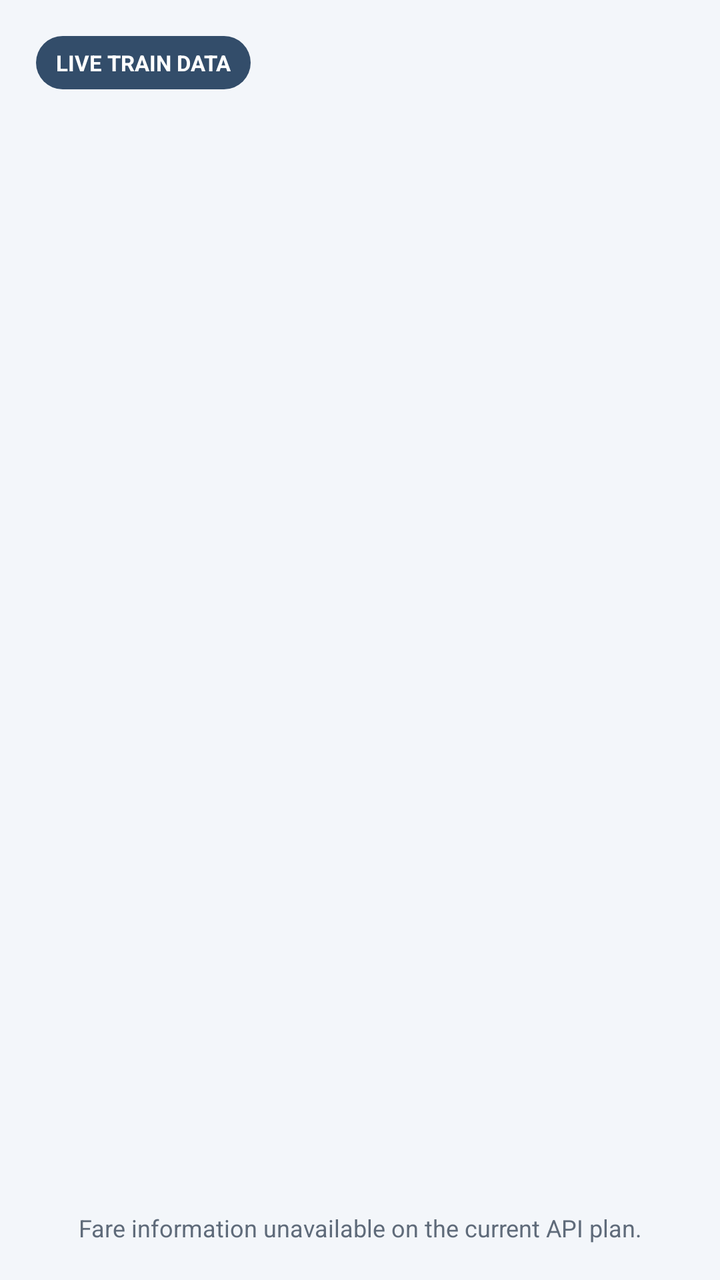
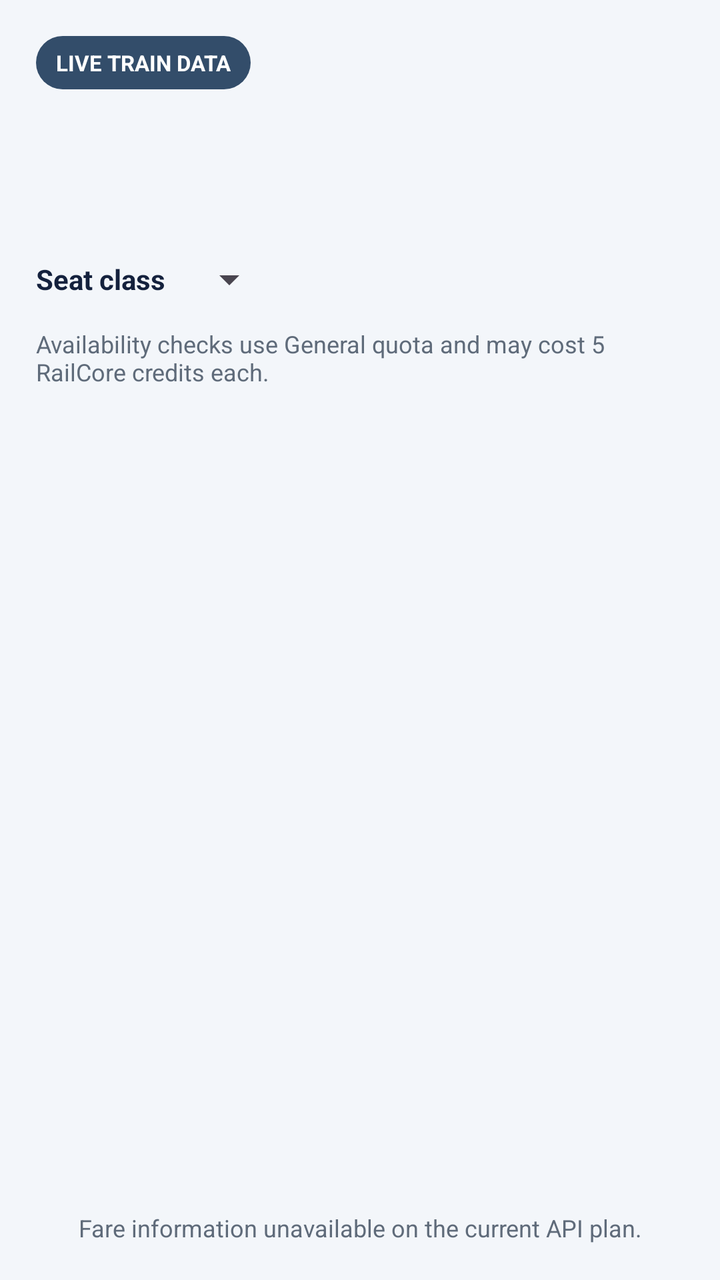

Two renders of the same Android screen: before a commit and after it. Below are the layout's source before the change and the commit's diff.
<!-- AndroidManifest.xml: application theme Theme.MyApplication -->
<!-- res/layout/activity_live_train_results.xml -->
<?xml version="1.0" encoding="utf-8"?>
<LinearLayout xmlns:android="http://schemas.android.com/apk/res/android"
    android:layout_width="match_parent"
    android:layout_height="match_parent"
    android:background="@color/surface_soft"
    android:orientation="vertical"
    android:padding="18dp">

    <TextView
        android:layout_width="wrap_content"
        android:layout_height="wrap_content"
        android:background="@drawable/chip_brand"
        android:paddingStart="10dp"
        android:paddingTop="6dp"
        android:paddingEnd="10dp"
        android:paddingBottom="6dp"
        android:text="LIVE TRAIN DATA"
        android:textColor="@color/white"
        android:textSize="11sp"
        android:textStyle="bold" />

    <TextView
        android:id="@+id/liveResultsHeading"
        android:layout_width="match_parent"
        android:layout_height="wrap_content"
        android:layout_marginTop="12dp"
        android:textColor="@color/ink"
        android:textSize="22sp"
        android:textStyle="bold" />

    <TextView
        android:id="@+id/liveResultsSubtitle"
        android:layout_width="match_parent"
        android:layout_height="wrap_content"
        android:layout_marginTop="4dp"
        android:textColor="@color/muted"
        android:textSize="13sp" />

    <ProgressBar
        android:id="@+id/liveResultsProgress"
        android:layout_width="wrap_content"
        android:layout_height="wrap_content"
        android:layout_gravity="center_horizontal"
        android:layout_marginTop="18dp" />

    <TextView
        android:id="@+id/liveResultsStatus"
        android:layout_width="match_parent"
        android:layout_height="wrap_content"
        android:layout_marginTop="12dp"
        android:background="@drawable/card_background"
        android:gravity="center"
        android:minHeight="110dp"
        android:padding="20dp"
        android:textColor="@color/muted"
        android:textSize="15sp"
        android:visibility="gone" />

    <Button
        android:id="@+id/liveResultsRetry"
        android:layout_width="match_parent"
        android:layout_height="50dp"
        android:layout_marginTop="8dp"
        android:background="@drawable/button_secondary"
        android:minHeight="48dp"
        android:text="Retry search"
        android:textAllCaps="false"
        android:textColor="@color/brand_dark"
        android:visibility="gone" />

    <ListView
        android:id="@+id/liveResultsList"
        android:layout_width="match_parent"
        android:layout_height="0dp"
        android:layout_marginTop="8dp"
        android:layout_weight="1"
        android:clipToPadding="false"
        android:divider="@android:color/transparent"
        android:dividerHeight="12dp"
        android:paddingBottom="12dp" />

    <TextView
        android:layout_width="match_parent"
        android:layout_height="wrap_content"
        android:gravity="center"
        android:text="@string/fare_unavailable"
        android:textColor="@color/muted"
        android:textSize="12sp" />
</LinearLayout>
<!-- resources referenced by this layout -->
<resources>
  <color name="brand_dark">#0B5D57</color>
  <color name="ink">#14213D</color>
  <color name="muted">#5F6B7A</color>
  <color name="surface_soft">#F3F6FA</color>
  <color name="white">#FFFFFFFF</color>
  <!-- drawable button_secondary (drawable) -->
  <?xml version="1.0" encoding="utf-8"?>
  <shape xmlns:android="http://schemas.android.com/apk/res/android">
      <solid android:color="@color/surface" />
      <stroke android:width="1dp" android:color="@color/brand" />
      <corners android:radius="14dp" />
  </shape>
  <!-- drawable card_background (drawable) -->
  <?xml version="1.0" encoding="utf-8"?>
  <shape xmlns:android="http://schemas.android.com/apk/res/android"><solid android:color="@color/surface"/><stroke android:width="1dp" android:color="@color/border"/><corners android:radius="18dp"/></shape>
  <!-- drawable chip_brand (drawable) -->
  <?xml version="1.0" encoding="utf-8"?>
  <shape xmlns:android="http://schemas.android.com/apk/res/android">
      <solid android:color="#334D6A" />
      <corners android:radius="24dp" />
  </shape>
  <string name="fare_unavailable">Fare information unavailable on the current API plan.</string>
  <style name="Theme.MyApplication" parent="Base.Theme.MyApplication" />
  <color name="surface">#FFFFFFFF</color>
  <color name="brand">#0F766E</color>
  <color name="border">#DCE3EB</color>
  <style name="Base.Theme.MyApplication" parent="Theme.Material3.Light.NoActionBar">
          <item name="colorPrimary">@color/brand</item>
          <item name="colorOnPrimary">@color/white</item>
          <item name="colorSecondary">@color/navy</item>
          <item name="colorOnSecondary">@color/white</item>
          <item name="android:colorAccent">@color/brand</item>
      </style>
  <color name="navy">#13233F</color>
</resources>

<!-- the commit's change to res/layout/activity_live_train_results.xml (unified diff, before → after) -->
@@ -35,6 +35,35 @@
         android:layout_marginTop="4dp"
         android:textColor="@color/muted"
         android:textSize="13sp" />
+
+    <LinearLayout
+        android:layout_width="match_parent"
+        android:layout_height="wrap_content"
+        android:layout_marginTop="8dp"
+        android:gravity="center_vertical"
+        android:orientation="horizontal">
+
+        <TextView
+            android:layout_width="wrap_content"
+            android:layout_height="wrap_content"
+            android:text="Seat class"
+            android:textColor="@color/ink"
+            android:textSize="14sp"
+            android:textStyle="bold" />
+
+        <Spinner
+            android:id="@+id/liveAvailabilityClass"
+            android:layout_width="wrap_content"
+            android:layout_height="48dp"
+            android:layout_marginStart="8dp" />
+    </LinearLayout>
+
+    <TextView
+        android:layout_width="match_parent"
+        android:layout_height="wrap_content"
+        android:text="Availability checks use General quota and may cost 5 RailCore credits each."
+        android:textColor="@color/muted"
+        android:textSize="12sp" />
 
     <ProgressBar
         android:id="@+id/liveResultsProgress"
